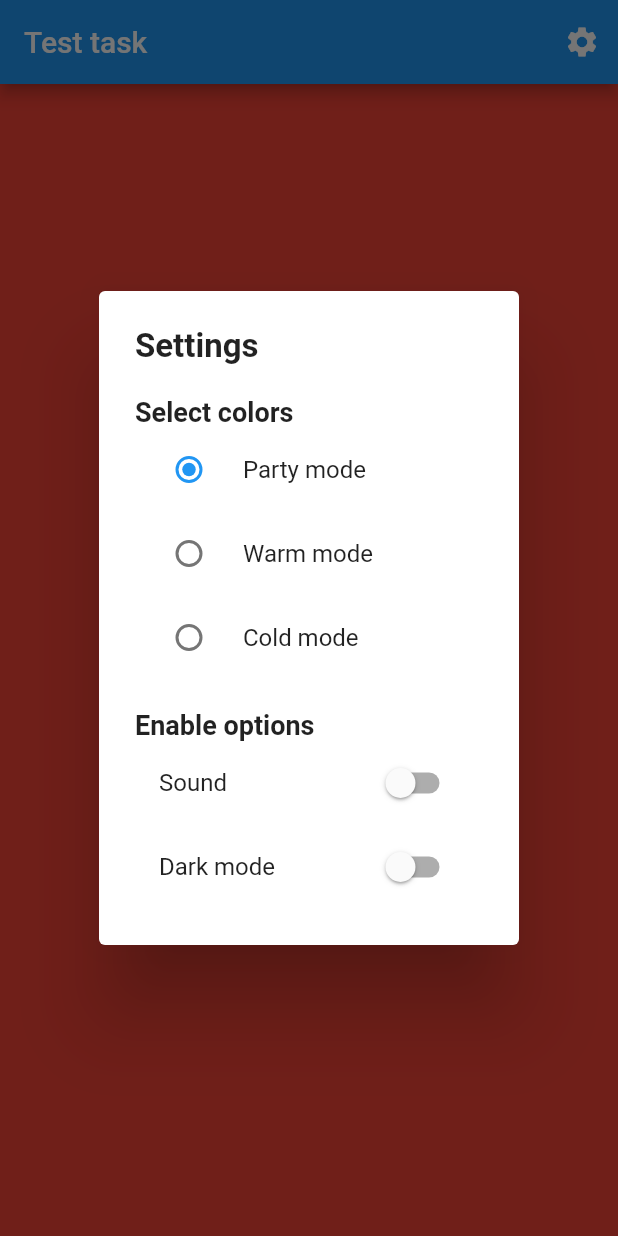
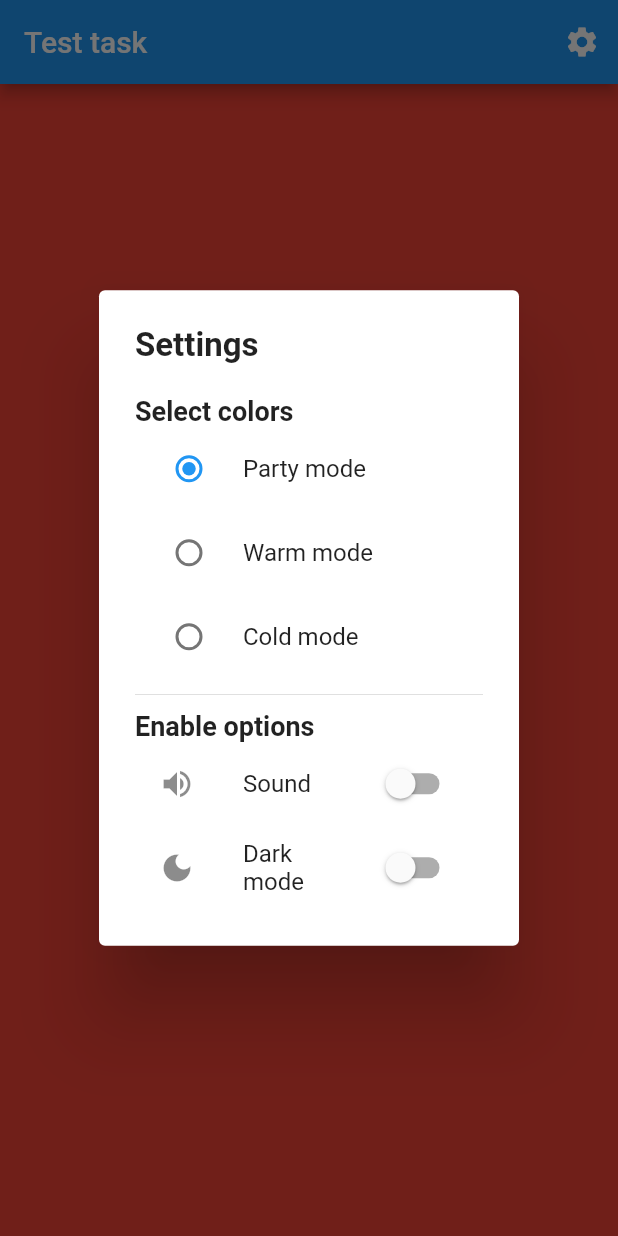
Before and after one commit to kevsalcedo/test_task, a Flutter app: the screen it shows after launch, after a tap on the "settings" icon, on a phone screen of 412 x 824 dp. Run offline on Flutter 3.47's test engine with Material 2 defaults, Android fonts, the light colour scheme and no system bars.

Commit message:
update names.

```diff
--- a/lib/main.dart
+++ b/lib/main.dart
@@ -25,7 +25,7 @@ class _MyAppState extends State<MyApp> {
   ColorMode? _colorGroup = ColorMode.partyMode;
   Color _backgroundColor = Colors.red;
 
-  void _changeColor() {
+  void _useRandomPartyColors() {
     setState(
       () {
         _backgroundColor = Color.fromRGBO(
@@ -38,15 +38,46 @@ class _MyAppState extends State<MyApp> {
     );
   }
 
-  void _showDialog() {
+  void _useRandomWarmColors() {
+    setState(() {
+      _backgroundColor = Color.fromRGBO(
+        Random().nextInt(256),
+        Random().nextInt(128),
+        Random().nextInt(64),
+        1,
+      );
+    });
+  }
+
+  void _useRandomColdColors() {
+    setState(() {
+      _backgroundColor = Color.fromRGBO(
+        Random().nextInt(64),
+        Random().nextInt(128),
+        Random().nextInt(256),
+        1,
+      );
+    });
+  }
+
+  void _changeColorBackground() {
+    if (_colorGroup == ColorMode.partyMode) {
+      _useRandomPartyColors();
+    } else if (_colorGroup == ColorMode.warmMode) {
+      _useRandomWarmColors();
+    } else {
+      _useRandomColdColors();
+    }
+  }
+
+  void _showSettingsDialog() {
     showDialog(
       context: context,
       builder: (BuildContext context) {
         return StatefulBuilder(
           builder: (context, setState) {
-            int radioColorValue = 0;
-            bool _switchValue1 = false;
-            bool _switchValue2 = false;
+            bool soundSwitch = false;
+            bool darkModeSwitch = false;
 
             return AlertDialog(
               title: const Text(
@@ -90,7 +121,9 @@ class _MyAppState extends State<MyApp> {
                         setState(() => _colorGroup = value!);
                       },
                     ),
-                    const SizedBox(height: 20),
+                    const SizedBox(height: 10),
+                    const Divider(height: 1),
+                    const SizedBox(height: 10),
                     const Text(
                       'Enable options',
                       style: TextStyle(
@@ -100,13 +133,29 @@ class _MyAppState extends State<MyApp> {
                     ),
                     SwitchListTile(
                       title: const Text('Sound'),
-                      value: false,
-                      onChanged: (bool value) {},
+                      secondary: const Icon(
+                        Icons.volume_up,
+                      ),
+                      value: soundSwitch,
+                      onChanged: (bool value) {
+                        setState(() {
+                          soundSwitch = value;
+                        });
+                      },
                     ),
                     SwitchListTile(
-                      title: const Text('Dark mode'),
-                      value: false,
-                      onChanged: (bool value) {},
+                      title: const Text(
+                        'Dark mode',
+                      ),
+                      secondary: const Icon(
+                        Icons.dark_mode,
+                      ),
+                      value: darkModeSwitch,
+                      onChanged: (bool value) {
+                        setState(() {
+                          darkModeSwitch = value;
+                        });
+                      },
                     ),
                   ],
                 ),
@@ -121,7 +170,7 @@ class _MyAppState extends State<MyApp> {
   @override
   Widget build(BuildContext context) {
     return GestureDetector(
-      onTap: _changeColor,
+      onTap: _changeColorBackground,
       child: Scaffold(
         appBar: AppBar(
           title: const Text("Test task"),
@@ -129,7 +178,7 @@ class _MyAppState extends State<MyApp> {
             IconButton(
               icon: const Icon(Icons.settings),
               onPressed: () {
-                _showDialog();
+                _showSettingsDialog();
               },
             ),
           ],
```
